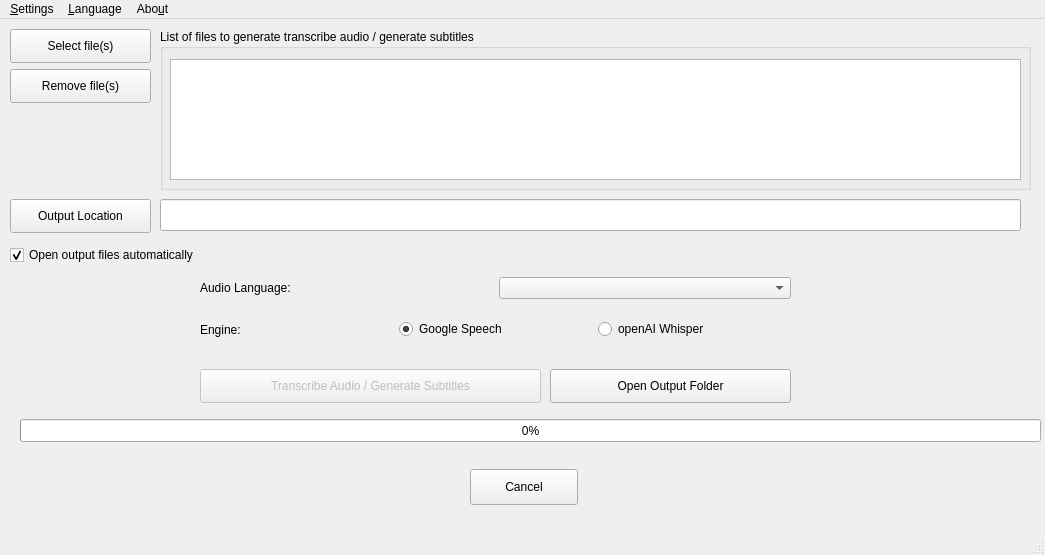
This is pytranscriber/gui/main/window_main.ui in raryelcostasouza/pyTranscriber as Qt 5 draws it before an edit. The edited form follows.
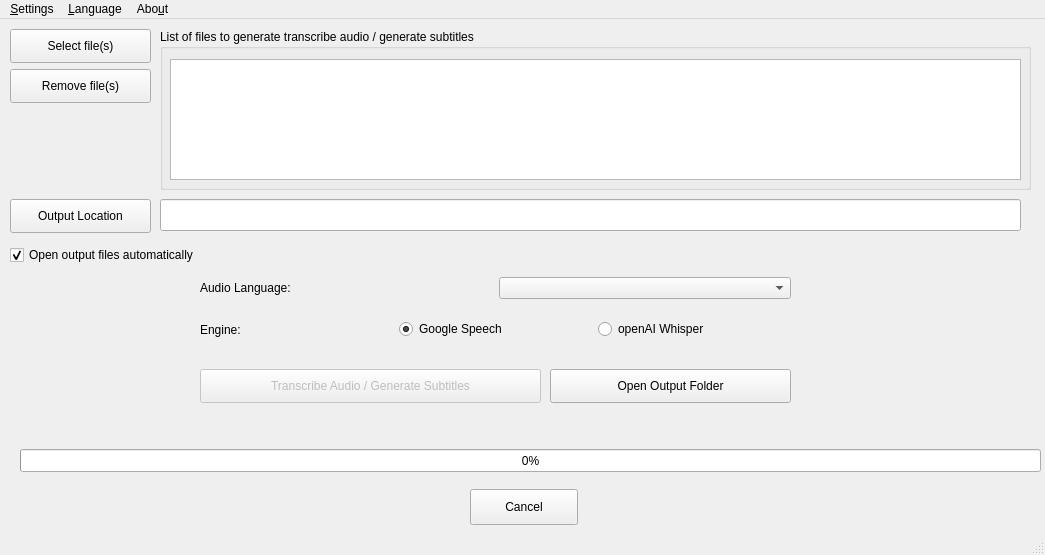
This is the edited form.

Commit message: UI Changes to include Whisper switch

Patch:
```diff
--- a/pytranscriber/gui/main/window_main.ui
+++ b/pytranscriber/gui/main/window_main.ui
@@ -47,7 +47,7 @@
     <property name="geometry">
      <rect>
       <x>20</x>
-      <y>400</y>
+      <y>430</y>
       <width>1021</width>
       <height>23</height>
      </rect>
@@ -59,8 +59,8 @@
    <widget class="QLabel" name="labelCurrentOperation">
     <property name="geometry">
      <rect>
-      <x>170</x>
-      <y>350</y>
+      <x>20</x>
+      <y>390</y>
       <width>871</width>
       <height>41</height>
      </rect>
@@ -173,7 +173,7 @@
     <property name="geometry">
      <rect>
       <x>470</x>
-      <y>450</y>
+      <y>470</y>
       <width>108</width>
       <height>36</height>
      </rect>
```
Left out of the diff: 2 changed lines with no effect on the pictures. The commit also changes 3 other files.
